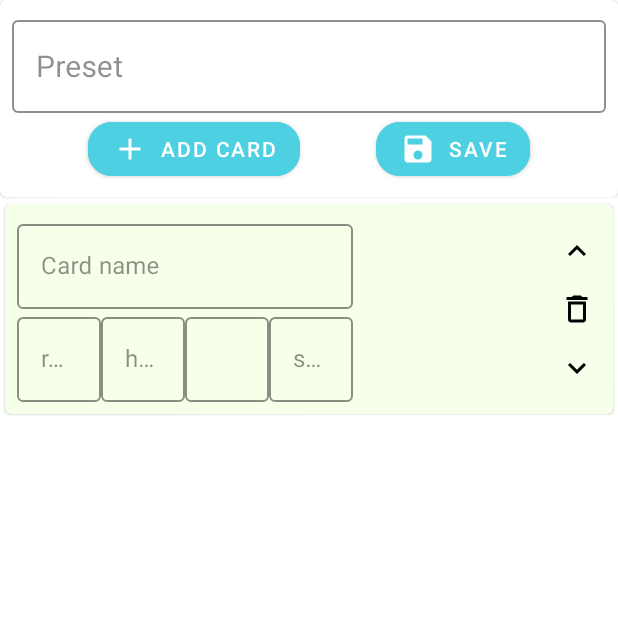
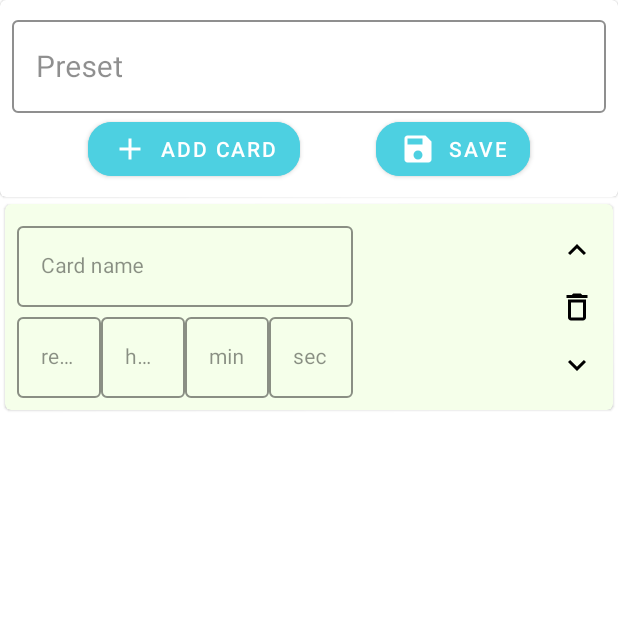
Before and after one commit to studentprogrammist599/TimerApp, an Android app: the screen it shows after launch (MainActivity), after a tap on "ADD", on a phone screen of 412 x 824 dp, the top half of it. Run offline under Robolectric (Android 15) with nearby library versions, the phone set to English and light mode, and no system bars; our stand-ins replace Dagger/Hilt's generated code, Room's generated code.

Commit message:
text size change

```diff
--- a/app/src/main/res/values/themes.xml
+++ b/app/src/main/res/values/themes.xml
@@ -75,7 +75,7 @@
     </style>
 
     <style name="SecondaryTextViewStyle" parent="PrimaryTextViewStyle">
-        <item name="android:textSize">@dimen/text_16_sp</item>
+        <item name="android:textSize">@dimen/text_14_sp</item>
     </style>
 
     <style name="ThirdTextViewStyle">
```
